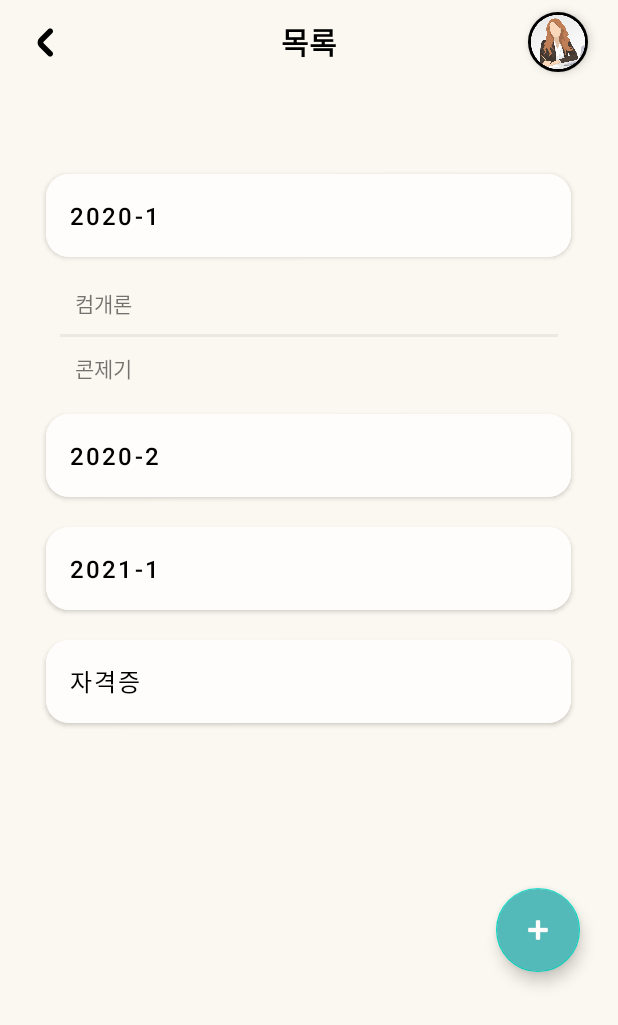
After one commit to GURUSoundy/Soundy, an Android app: the FileListActivity screen opened directly, with no data from a screen before it, on a phone screen of 412 x 824 dp. The commit adds this screen. Shown: the top 1025 px of the screen. Run offline under Robolectric (Android 15) with nearby library versions, the phone set to English and light mode, and no system bars.

Commit message:
추가 : 파일 목록 페이지, 파일 목록(상세) 페이지 UI 구현 완료

```diff
--- a/app/src/main/AndroidManifest.xml
+++ b/app/src/main/AndroidManifest.xml
@@ -9,7 +9,9 @@
         android:roundIcon="@mipmap/ic_launcher_round"
         android:supportsRtl="true"
         android:theme="@style/Theme.Soundy">
-        <activity android:name=".LoginActivity"></activity>
+        <activity android:name=".FileListDetailActivity"></activity>
+        <activity android:name=".FileListActivity" />
+        <activity android:name=".LoginActivity" />
         <activity android:name=".MainActivity">
             <intent-filter>
                 <action android:name="android.intent.action.MAIN" />
--- /dev/null
+++ b/app/src/main/java/com/example/soundy/FileListActivity.kt
@@ -0,0 +1,38 @@
+package com.example.soundy
+
+import android.content.Intent
+import androidx.appcompat.app.AppCompatActivity
+import android.os.Bundle
+import android.widget.Button
+import android.widget.ImageButton
+import android.widget.TextView
+import android.widget.Toast
+import com.google.android.material.floatingactionbutton.FloatingActionButton
+import kotlinx.android.synthetic.main.activity_file_list.*
+
+class FileListActivity : AppCompatActivity() {
+    /* 목록에서 뒤로가기 버튼이 필요한가?
+    lateinit var btnBack: ImageButton
+    */
+    lateinit var btnPlusDirectory: FloatingActionButton
+    /* 목록(상세) 테스트용 변수 */
+    lateinit var directoryName1: TextView
+
+    override fun onCreate(savedInstanceState: Bundle?) {
+        super.onCreate(savedInstanceState)
+        setContentView(R.layout.activity_file_list)
+
+        directoryName1 = findViewById(R.id.directoryName1)
+        btnPlusDirectory = findViewById(R.id.btnPlusDirectory)
+
+        directoryName1.setOnClickListener {
+            val intent = Intent(this@FileListActivity, FileListDetailActivity::class.java)
+            startActivity(intent)
+        }
+
+        btnPlusDirectory.setOnClickListener{
+            Toast.makeText(this, "디렉토리 추가", Toast.LENGTH_SHORT).show()
+            /* 디렉토리 추가 로직 구현 */
+        }
+    }
+}
--- /dev/null
+++ b/app/src/main/res/drawable/shape_circle_button.xml
@@ -0,0 +1,13 @@
+<?xml version="1.0" encoding="utf-8"?>
+<ripple xmlns:android="http://schemas.android.com/apk/res/android"
+    android:color="#ffffff"
+    >
+    <item>
+        <shape android:shape="oval">
+            <solid android:color="#ffffff" />
+            <stroke
+                android:width="2dp"
+                android:color="@color/black" />
+        </shape>
+    </item>
+</ripple>
--- /dev/null
+++ b/app/src/main/res/layout/activity_file_list.xml
@@ -0,0 +1,172 @@
+<?xml version="1.0" encoding="utf-8"?>
+<LinearLayout xmlns:android="http://schemas.android.com/apk/res/android"
+    xmlns:app="http://schemas.android.com/apk/res-auto"
+    xmlns:tools="http://schemas.android.com/tools"
+    android:layout_width="match_parent"
+    android:layout_height="match_parent"
+    android:background="@color/beige"
+    android:orientation="vertical"
+    tools:context=".FileListActivity">
+
+    <!-- 메뉴바 구성 -->
+
+    <androidx.constraintlayout.widget.ConstraintLayout
+        android:id="@+id/constraintLayout"
+        android:layout_width="match_parent"
+        android:layout_height="?attr/actionBarSize"
+        android:layout_marginBottom="50dp"
+        app:layout_constraintEnd_toEndOf="parent"
+        app:layout_constraintStart_toStartOf="parent"
+        app:layout_constraintTop_toTopOf="parent">
+
+        <ImageButton
+            android:id="@+id/btnBack"
+            android:layout_width="30dp"
+            android:layout_height="match_parent"
+            android:layout_marginStart="15dp"
+            android:layout_marginTop="10dp"
+            android:layout_marginBottom="10dp"
+            android:background="#00FFFFFF"
+            android:scaleType="centerInside"
+            app:layout_constraintBottom_toBottomOf="parent"
+            app:layout_constraintStart_toStartOf="parent"
+            app:layout_constraintTop_toTopOf="parent"
+            app:srcCompat="@drawable/back_button" />
+
+        <TextView
+            android:id="@+id/titleText"
+            android:layout_width="wrap_content"
+            android:layout_height="match_parent"
+            android:backgroundTint="@color/beige"
+            android:gravity="center"
+            android:text="목록"
+            android:textColor="@color/black"
+            android:textSize="20sp"
+            android:textStyle="bold"
+            app:layout_constraintEnd_toEndOf="parent"
+            app:layout_constraintStart_toStartOf="parent"
+            app:layout_constraintTop_toTopOf="parent" />
+
+        <ImageButton
+            android:id="@+id/imageButton"
+            android:layout_width="40dp"
+            android:layout_height="40dp"
+            android:layout_marginEnd="20dp"
+            android:background="@drawable/shape_circle_button"
+            android:elevation="4dp"
+            android:padding="2dp"
+            android:scaleType="fitXY"
+            app:layout_constraintBottom_toBottomOf="parent"
+            app:layout_constraintEnd_toEndOf="parent"
+            app:layout_constraintTop_toTopOf="parent"
+            app:srcCompat="@drawable/default_profile" />
+        <!-- 사용자 프로필 사진 받아와서 적용할 수 있게 수정 -->
+        <!-- 페이지마다 다른 타이틀 적용할 수 있도록 수정 필요(android:text) -->
+
+    </androidx.constraintlayout.widget.ConstraintLayout>
+
+    <!--리사이클러뷰로 구현-->
+
+    <Button
+        android:id="@+id/btnCategory1"
+        android:layout_width="350dp"
+        android:layout_height="55dp"
+        android:layout_gravity="center"
+        android:layout_margin="10dp"
+        android:backgroundTint="@color/white"
+        android:elevation="4dp"
+        android:gravity="left|center_vertical"
+        android:insetTop="0dp"
+        android:insetBottom="0dp"
+        android:text="2020-1"
+        android:textColor="@color/black"
+        android:textSize="16sp"
+        app:cornerRadius="15dp" />
+
+    <TextView
+        android:id="@+id/directoryName1"
+        android:layout_width="wrap_content"
+        android:layout_height="wrap_content"
+        android:layout_marginLeft="50dp"
+        android:layout_marginTop="10dp"
+        android:layout_marginBottom="10dp"
+        android:text="컴개론" />
+
+    <View
+        android:layout_width="match_parent"
+        android:layout_height="2dp"
+        android:layout_marginLeft="40dp"
+        android:layout_marginRight="40dp"
+        android:background="@color/gray" />
+
+    <TextView
+        android:id="@+id/directoryName2"
+        android:layout_width="wrap_content"
+        android:layout_height="wrap_content"
+        android:layout_marginLeft="50dp"
+        android:layout_marginTop="10dp"
+        android:layout_marginBottom="10dp"
+        android:text="콘제기" />
+
+    <Button
+        android:id="@+id/btnCategory2"
+        android:layout_width="350dp"
+        android:layout_height="55dp"
+        android:layout_gravity="center"
+        android:layout_margin="10dp"
+        android:backgroundTint="@color/white"
+        android:elevation="4dp"
+        android:gravity="left|center_vertical"
+        android:insetTop="0dp"
+        android:insetBottom="0dp"
+        android:text="2020-2"
+        android:textColor="@color/black"
+        android:textSize="16sp"
+        app:cornerRadius="15dp" />
+
+    <Button
+        android:id="@+id/btnCategory3"
+        android:layout_width="350dp"
+        android:layout_height="55dp"
+        android:layout_gravity="center"
+        android:layout_margin="10dp"
+        android:backgroundTint="@color/white"
+        android:elevation="4dp"
+        android:gravity="left|center_vertical"
+        android:insetTop="0dp"
+        android:insetBottom="0dp"
+        android:text="2021-1"
+        android:textColor="@color/black"
+        android:textSize="16sp"
+        app:cornerRadius="15dp" />
+
+    <Button
+        android:id="@+id/btnCategory4"
+        android:layout_width="350dp"
+        android:layout_height="55dp"
+        android:layout_gravity="center"
+        android:layout_margin="10dp"
+        android:backgroundTint="@color/white"
+        android:elevation="4dp"
+        android:gravity="left|center_vertical"
+        android:insetTop="0dp"
+        android:insetBottom="0dp"
+        android:text="자격증"
+        android:textColor="@color/black"
+        android:textSize="16sp"
+        app:cornerRadius="15dp" />
+
+    <com.google.android.material.floatingactionbutton.FloatingActionButton
+        android:id="@+id/btnPlusDirectory"
+        android:layout_width="wrap_content"
+        android:layout_height="wrap_content"
+        android:layout_gravity="bottom|right"
+        android:layout_marginTop="100dp"
+        android:layout_marginRight="25dp"
+        android:backgroundTint="@color/real_mint"
+        android:clickable="true"
+        android:elevation="4dp"
+        app:srcCompat="@android:drawable/ic_input_add"
+        app:tint="@color/white" />
+
+</LinearLayout>
--- a/app/src/main/res/layout/activity_login.xml
+++ b/app/src/main/res/layout/activity_login.xml
@@ -97,7 +97,7 @@
         app:layout_constraintTop_toBottomOf="@+id/id" />
 
     <Button
-        android:id="@+id/btnLogin"
+        android:id="@+id/btnCategory1"
         android:layout_width="300dp"
         android:layout_height="55dp"
         android:layout_marginTop="25dp"
--- a/app/src/main/res/values/colors.xml
+++ b/app/src/main/res/values/colors.xml
@@ -6,7 +6,7 @@
     <color name="teal_200">#FF03DAC5</color>
     <color name="teal_700">#FF018786</color>
     <color name="black">#FF000000</color>
-    <color name="white">#FFFFFFFF</color>
+    <color name="white">#FEFDFB</color>
 
     <color name="real_mint">#54BAB9</color>
     <color name="mint">#EAF3EB</color>
```
Also changed, not shown: app/src/main/java/com/example/soundy/FileListDetailActivity.kt (added, +22 -0 lines), app/src/main/java/com/example/soundy/LoginActivity.kt (+7 -10 lines), app/src/main/res/layout/activity_file_list_detail.xml (added, +114 -0 lines), app/src/main/res/drawable/default_profile.png (added), app/src/main/res/drawable/recorder.png (added).
